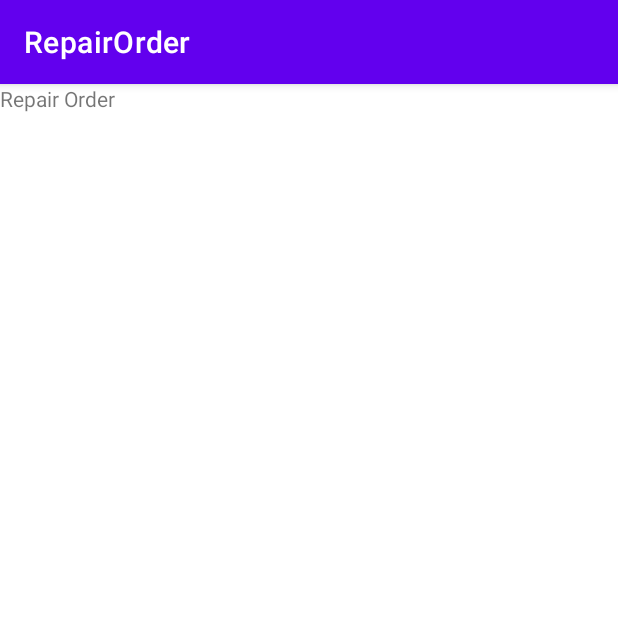
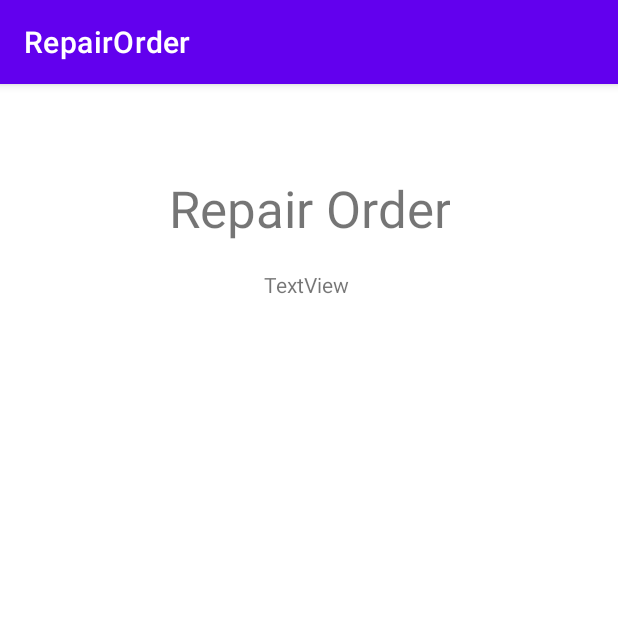
Before and after one commit to elijkon/RepairOrder, an Android app: the screen it shows after launch (RepairOrderActivity), on a phone screen of 412 x 824 dp, the top half of it. Run offline under Robolectric (Android 15) with nearby library versions, the phone set to English and light mode, and no system bars.

Commit message:
added two texts

```diff
--- a/app/src/main/res/layout/activity_repair_order.xml
+++ b/app/src/main/res/layout/activity_repair_order.xml
@@ -11,7 +11,28 @@
         android:id="@+id/textView"
         android:layout_width="wrap_content"
         android:layout_height="wrap_content"
+        android:layout_marginStart="112dp"
+        android:layout_marginTop="60dp"
+        android:layout_marginEnd="112dp"
         android:text="Repair Order"
-        tools:layout_editor_absoluteX="156dp"
-        tools:layout_editor_absoluteY="62dp" />
+        android:textAlignment="center"
+        android:textSize="34sp"
+        app:layout_constraintEnd_toEndOf="parent"
+        app:layout_constraintHorizontal_bias="0.0"
+        app:layout_constraintStart_toStartOf="parent"
+        app:layout_constraintTop_toTopOf="parent" />
+
+    <TextView
+        android:id="@+id/textView2"
+        android:layout_width="wrap_content"
+        android:layout_height="wrap_content"
+        android:layout_marginStart="176dp"
+        android:layout_marginTop="124dp"
+        android:layout_marginEnd="177dp"
+        android:text="TextView"
+        app:layout_constraintEnd_toEndOf="parent"
+        app:layout_constraintHorizontal_bias="0.0"
+        app:layout_constraintStart_toStartOf="parent"
+        app:layout_constraintTop_toTopOf="parent" />
+
 </androidx.constraintlayout.widget.ConstraintLayout>
```
